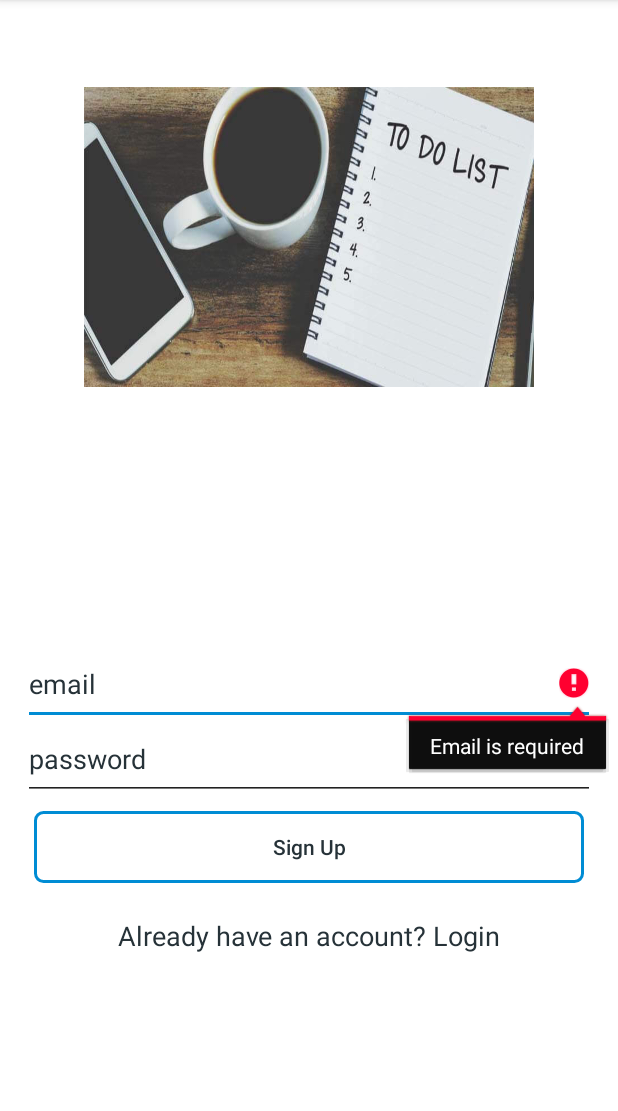
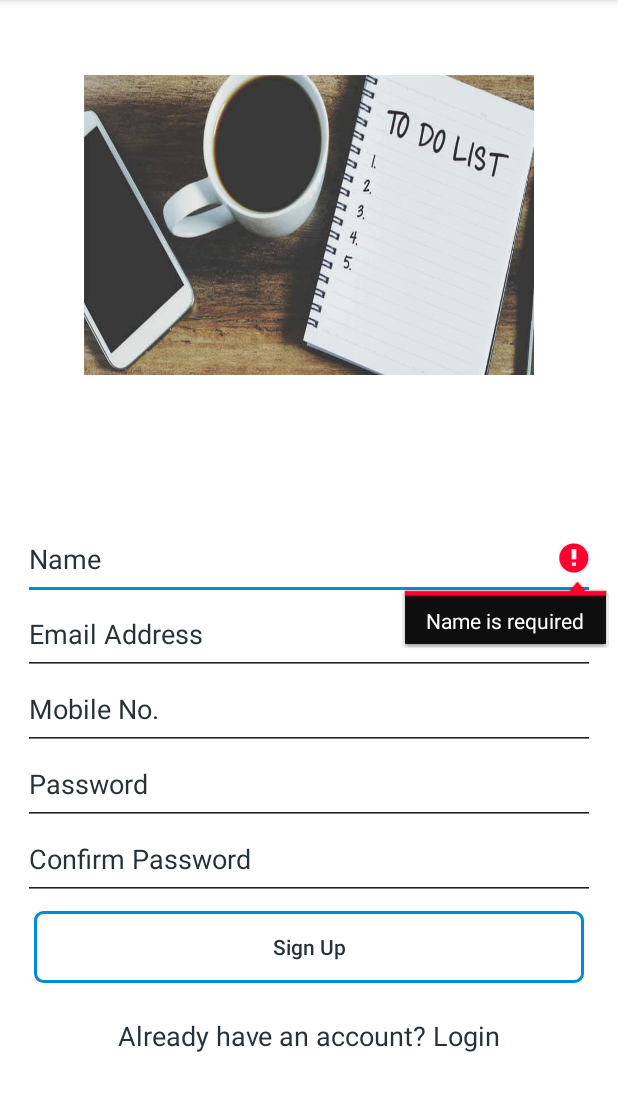
Before and after one commit to MelvinRobyK/android-projects, an Android app: the SignUpActivity screen opened directly, with no data from a screen before it, after a tap on "Sign Up", on a phone screen of 412 x 824 dp, the part 84-1195 px from its top. Run offline under Robolectric (Android 15) with nearby library versions, the light colour scheme and no system bars; our stand-ins replace Firebase (no records; nobody signed in at launch, a user with empty details on screens opened directly), Room's generated code.

Commit message:
ToDo Remainder v2.0

```diff
--- a/ToDoRemainder/app/src/main/java/com/example/todoremainder/NotificationHelper.java
+++ b/ToDoRemainder/app/src/main/java/com/example/todoremainder/NotificationHelper.java
@@ -38,7 +38,7 @@ public class NotificationHelper extends ContextWrapper {
         NotificationChannel channel = new NotificationChannel(channelID, channelName, NotificationManager.IMPORTANCE_HIGH);
         channel.enableVibration(true);
         channel.enableLights(true);
-        channel.setSound(alarmSound,attributes);
+       // channel.setSound(alarmSound,attributes);
         getManager().createNotificationChannel(channel);
     }
 
@@ -57,7 +57,8 @@ public class NotificationHelper extends ContextWrapper {
                 .setContentText("Your AlarmManager is working.")
                 .setContentIntent(contentIntent)
                 .setAutoCancel(true)
-                .setDefaults(Notification.DEFAULT_SOUND)
+                .setPriority(NotificationCompat.PRIORITY_HIGH)
+                .setDefaults(NotificationCompat.DEFAULT_ALL)
                 .setSmallIcon(R.drawable.alarm);
     }
 }
--- a/ToDoRemainder/app/src/main/java/com/example/todoremainder/PastItems.java
+++ b/ToDoRemainder/app/src/main/java/com/example/todoremainder/PastItems.java
@@ -43,7 +43,7 @@ public class PastItems extends AppCompatActivity {
 
         mAuth = FirebaseAuth.getInstance();
         uid = mAuth.getCurrentUser().getUid();
-        databaseReference = FirebaseDatabase.getInstance().getReference(uid);
+        databaseReference = FirebaseDatabase.getInstance().getReference("Remainders").child(uid);
 
         buildRecyclerView();
 
--- a/ToDoRemainder/app/src/main/java/com/example/todoremainder/PreferenceFragment.java
+++ b/ToDoRemainder/app/src/main/java/com/example/todoremainder/PreferenceFragment.java
@@ -14,7 +14,7 @@ import androidx.preference.SwitchPreference;
 public class PreferenceFragment extends PreferenceFragmentCompat {
 
     SwitchPreference switchPreference;
-
+    ListPreference listPreference;
     SharedPreferences sharedPreferences;
 
     private static final String TAG = "PreferenceFragment";
@@ -23,8 +23,10 @@ public class PreferenceFragment extends PreferenceFragmentCompat {
     public void onCreatePreferences(Bundle savedInstanceState, String rootKey) {
             setPreferencesFromResource(R.xml.main_preference,rootKey);
         switchPreference = findPreference("dark_mode");
+        listPreference = findPreference("alarm_preset");
+        if(listPreference.getValue() == null)
+            listPreference.setValueIndex(0);
         sharedPreferences = PreferenceManager.getDefaultSharedPreferences(getActivity());
-        String alarmPreset = sharedPreferences.getString("alarm_preset", "");
         switchPreference.setOnPreferenceChangeListener(new Preference.OnPreferenceChangeListener() {
             @Override
             public boolean onPreferenceChange(Preference preference, Object newValue) {
--- a/ToDoRemainder/app/src/main/java/com/example/todoremainder/SignUpActivity.java
+++ b/ToDoRemainder/app/src/main/java/com/example/todoremainder/SignUpActivity.java
@@ -19,14 +19,18 @@ import com.google.firebase.auth.FirebaseAuth;
 import com.google.firebase.auth.FirebaseAuthUserCollisionException;
 import com.google.firebase.auth.FirebaseUser;
 import com.google.firebase.auth.UserProfileChangeRequest;
+import com.google.firebase.database.DatabaseReference;
+import com.google.firebase.database.FirebaseDatabase;
 
 public class SignUpActivity extends AppCompatActivity implements View.OnClickListener {
 
-    EditText editTextEmail,editTextPassword;
+    EditText editTextEmail,editTextPassword,editTextConfirm,editTextPhone,editTextName;
     ProgressBar progressBar;
     UserDataRepo repo;
 
     private FirebaseAuth mAuth;
+
+    DatabaseReference databaseReference;
 
     @Override
     protected void onCreate(Bundle savedInstanceState) {
@@ -36,6 +40,10 @@ public class SignUpActivity extends AppCompatActivity implements View.OnClickLis
         editTextEmail = findViewById(R.id.editTextEmail);
         editTextPassword = findViewById(R.id.editTextPassword);
         progressBar = (ProgressBar)findViewById(R.id.progressbar);
+        editTextName = findViewById(R.id.editTextName);
+        editTextPhone = findViewById(R.id.editTextPhone);
+        editTextConfirm = findViewById(R.id.editTextConfirmPassword);
+
 
         findViewById(R.id.buttonSignUp).setOnClickListener(this);
         findViewById(R.id.textViewLogin).setOnClickListener(this);
@@ -48,6 +56,15 @@ public class SignUpActivity extends AppCompatActivity implements View.OnClickLis
     private void registerUser(){
         String email= editTextEmail.getText().toString().trim();
         String password = editTextPassword.getText().toString().trim();
+        String name = editTextName.getText().toString().trim();
+        String phone = editTextPhone.getText().toString().trim();
+        String confirmPassword = editTextConfirm.getText().toString().trim();
+
+        if(name.isEmpty()){
+            editTextName.setError("Name is required");
+            editTextName.requestFocus();
+            return;
+        }
 
         if(email.isEmpty()){
             editTextEmail.setError("Email is required");
@@ -59,8 +76,11 @@ public class SignUpActivity extends AppCompatActivity implements View.OnClickLis
             editTextEmail.requestFocus();
             return;
         }
-
-
+        if(phone.isEmpty()){
+            editTextPhone.setError("Mobile no. is required");
+            editTextPhone.requestFocus();
+            return;
+        }
         if(password.isEmpty()){
             editTextPassword.setError("Password is required");
             editTextPassword.requestFocus();
@@ -69,6 +89,16 @@ public class SignUpActivity extends AppCompatActivity implements View.OnClickLis
         if(password.length()<6){
             editTextPassword.setError("Minimum length of password should be 6");
             editTextPassword.requestFocus();
+            return;
+        }
+        if(confirmPassword.isEmpty()){
+            editTextConfirm.setError("Password is required");
+            editTextConfirm.requestFocus();
+            return;
+        }
+        if(!password.equals(confirmPassword)){
+            editTextConfirm.setError("Password does not match");
+            editTextConfirm.requestFocus();
             return;
         }
 
@@ -81,13 +111,19 @@ public class SignUpActivity extends AppCompatActivity implements View.OnClickLis
                     FirebaseUser user = mAuth.getCurrentUser();
 
                     UserProfileChangeRequest profileUpdates = new UserProfileChangeRequest.Builder()
-                            .setDisplayName("Ram").build();
+                            .setDisplayName(name).build();
                     user.updateProfile(profileUpdates);
 
                     String uid = user.getUid();
                     UserData data = new UserData(uid,email,password);
                     repo.insert(data);
+
+                    databaseReference = FirebaseDatabase.getInstance().getReference("Profiles");
+                    databaseReference.child(uid).child("Name").setValue(name);
+                    databaseReference.child(uid).child("Mobile").setValue(phone);
+
                     Toast.makeText(getApplicationContext(),"User registered Successfully with UID : "+uid,Toast.LENGTH_SHORT).show();
+                    ApplicationStart.signUpFlag = 1;
                     Intent intent = new Intent(SignUpActivity.this,LoginActivity.class);
                     intent.setFlags(Intent.FLAG_ACTIVITY_NEW_TASK | Intent.FLAG_ACTIVITY_CLEAR_TASK);
                     startActivity(intent);
--- a/ToDoRemainder/app/src/main/res/layout/activity_sign_up.xml
+++ b/ToDoRemainder/app/src/main/res/layout/activity_sign_up.xml
@@ -26,7 +26,7 @@
     <RelativeLayout
         android:layout_width="match_parent"
         android:layout_height="wrap_content"
-        android:layout_weight="2">
+        android:layout_weight="1">
 
         <LinearLayout
             android:layout_width="match_parent"
@@ -37,12 +37,30 @@
             android:paddingRight="15dp">
 
             <EditText
+                android:id="@+id/editTextName"
+                android:layout_width="match_parent"
+                android:layout_height="wrap_content"
+                android:fontFamily="sans-serif"
+                android:hint="Name"
+                android:paddingBottom="15dp"
+                android:textColorHint="@color/textColorPrimary" />
+
+            <EditText
                 android:id="@+id/editTextEmail"
                 android:layout_width="match_parent"
                 android:layout_height="wrap_content"
                 android:fontFamily="sans-serif"
-                android:hint="email"
+                android:hint="Email Address"
                 android:inputType="textEmailAddress"
+                android:paddingBottom="15dp"
+                android:textColorHint="@color/textColorPrimary" />
+
+            <EditText
+                android:id="@+id/editTextPhone"
+                android:layout_width="match_parent"
+                android:layout_height="wrap_content"
+                android:fontFamily="sans-serif"
+                android:hint="Mobile No."
                 android:paddingBottom="15dp"
                 android:textColorHint="@color/textColorPrimary" />
 
@@ -51,7 +69,16 @@
                 android:layout_width="match_parent"
                 android:layout_height="wrap_content"
                 android:fontFamily="sans-serif"
-                android:hint="password"
+                android:hint="Password"
+                android:inputType="textPassword"
+                android:paddingBottom="15dp"
+                android:textColorHint="@color/textColorPrimary" />
+            <EditText
+                android:id="@+id/editTextConfirmPassword"
+                android:layout_width="match_parent"
+                android:layout_height="wrap_content"
+                android:fontFamily="sans-serif"
+                android:hint="Confirm Password"
                 android:inputType="textPassword"
                 android:paddingBottom="15dp"
                 android:textColorHint="@color/textColorPrimary" />
--- a/ToDoRemainder/app/src/main/res/values-night/colors.xml
+++ b/ToDoRemainder/app/src/main/res/values-night/colors.xml
@@ -2,7 +2,7 @@
 <resources>
     <color name="colorPrimary">#455A64</color>
     <color name="colorPrimaryDark">#263238</color>
-    <color name="colorAccent">#455A64</color>
+    <color name="colorAccent">#90A4AE</color>
     <color name ="WindowBackground">#263238</color>
     <color name="navigationBarColor">#455A64</color>
     <color name="statusBarColor">#000000</color>
```
Also changed, not shown: ToDoRemainder/app/src/main/java/com/example/todoremainder/ApplicationStart.java (+4 -11 lines), ToDoRemainder/app/src/main/java/com/example/todoremainder/LoginActivity.java (+6 -4 lines), ToDoRemainder/app/src/main/java/com/example/todoremainder/MainActivity.java (+55 -76 lines).
